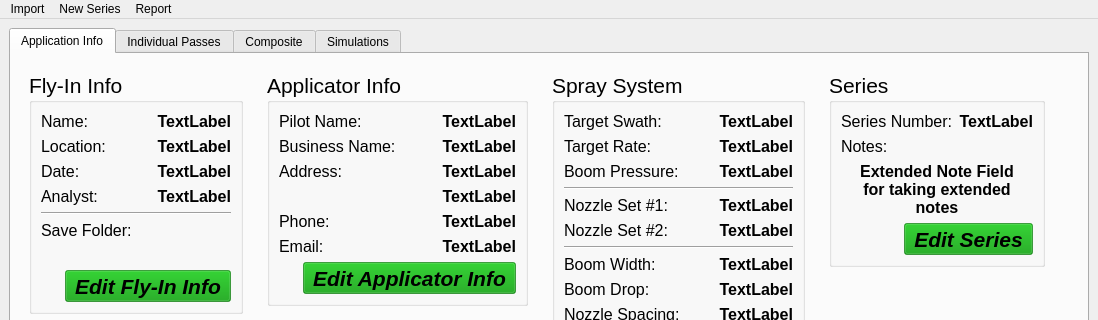
gill14/AccuPatt, file mainWindow.ui: the form before one commit; both pictures show x 0 to 1098 and y 0 to 320 of the 1098 by 622 pixel window.
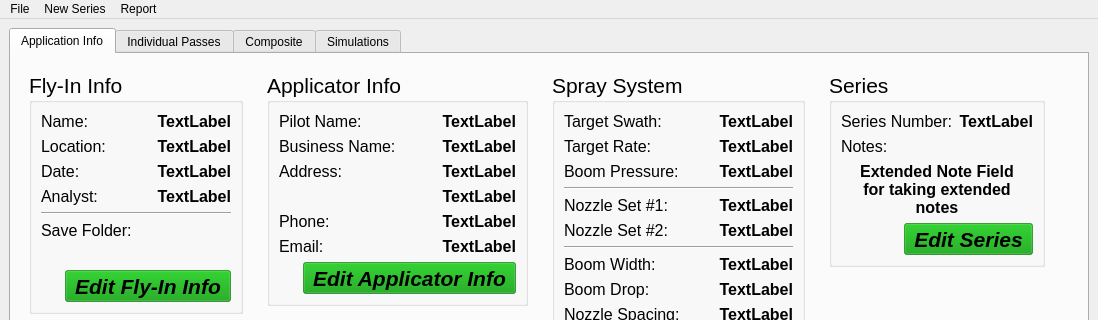
The form after the commit. Icons and pictures are not drawn. Custom widgets are drawn as their Qt base class.

Patch:
```diff
--- a/mainWindow.ui
+++ b/mainWindow.ui
@@ -3314,7 +3314,7 @@
    </property>
    <widget class="QMenu" name="menuImport">
     <property name="title">
-     <string>Import</string>
+     <string>File</string>
     </property>
     <addaction name="actionImportAccuPattFile"/>
    </widget>
```
Left out of the diff: 12 changed lines with no effect on the pictures.
